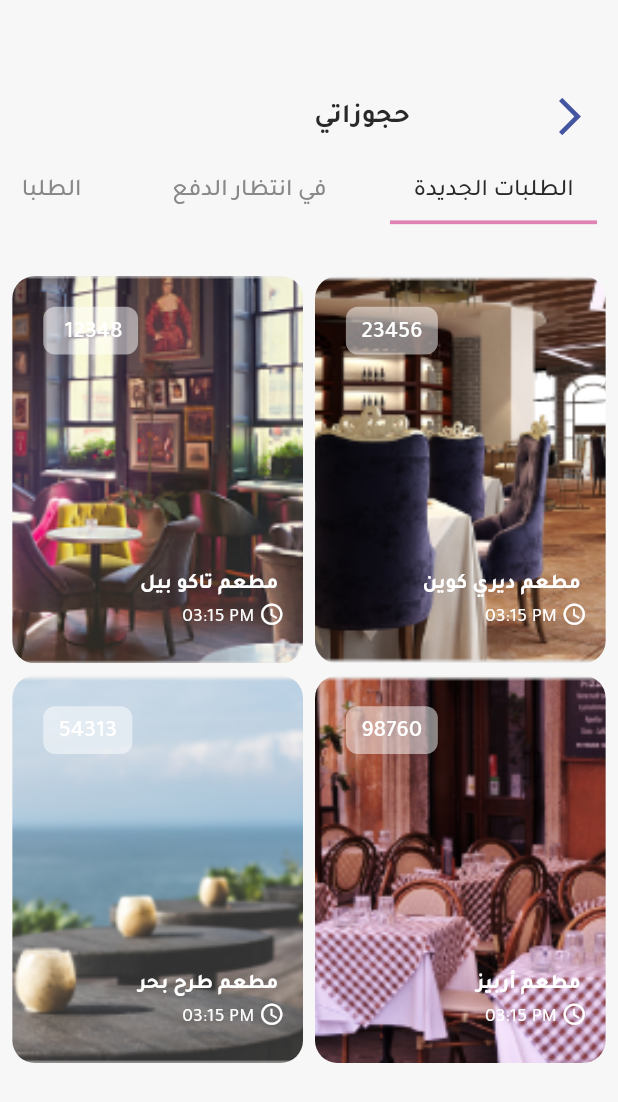
After one commit to manalhatem/tawlla, a Flutter app: the MyBookingView screen opened directly, on a phone screen of 412 x 824 dp. The commit adds this screen. Shown: the top 1102 px of the screen. Run offline on Flutter 3.47's test engine with Material 2 defaults, Android fonts, the phone set to English and light mode, and no system bars; our stand-ins replace awesome_dialog, bloc, flutter_bloc, flutter_holo_date_picker, flutter_rating_bar, percent_indicator and 2 more.

Commit message:
Booking Res

```diff
--- /dev/null
+++ b/lib/screens/about_app/views/about_app_view.dart
@@ -0,0 +1,9 @@
+import 'package:flutter/material.dart';
+class AboutAppView extends StatelessWidget {
+  const AboutAppView({Key? key}) : super(key: key);
+
+  @override
+  Widget build(BuildContext context) {
+    return Container();
+  }
+}
--- /dev/null
+++ b/lib/screens/contact_us/views/contact_us_view.dart
@@ -0,0 +1,9 @@
+import 'package:flutter/material.dart';
+class ContactUsView extends StatelessWidget {
+  const ContactUsView({Key? key}) : super(key: key);
+
+  @override
+  Widget build(BuildContext context) {
+    return Container();
+  }
+}
--- /dev/null
+++ b/lib/screens/favourites/views/favourite_view.dart
@@ -0,0 +1,9 @@
+import 'package:flutter/material.dart';
+class FavouritesView extends StatelessWidget {
+  const FavouritesView({Key? key}) : super(key: key);
+
+  @override
+  Widget build(BuildContext context) {
+    return Container();
+  }
+}
--- a/lib/screens/home/models/home_model.dart
+++ b/lib/screens/home/models/home_model.dart
@@ -13,3 +13,10 @@ List<HomeModel> resList=[
   HomeModel(img: 'assets/images/res3.png', title: 'مخبوزات', name: 'مطعم أربيز', address: 'شارع الملك عبد العزيز - جدة'),
   HomeModel(img: 'assets/images/res4.png', title: 'أسماك', name: 'مطعم طرح بحر', address: 'شارع الملك عبد العزيز - جدة'),
 ];
+
+List<HomeModel> myBookings=[
+  HomeModel(img: 'assets/images/rest1.png', title: '23456', name: 'مطعم ديري كوين', address: '03:15'),
+  HomeModel(img: 'assets/images/rest2.png', title: '12348 ', name: 'مطعم تاكو بيل', address: '03:15 '),
+  HomeModel(img: 'assets/images/res3.png', title: '98760', name: 'مطعم أربيز', address: '03:15 '),
+  HomeModel(img: 'assets/images/res4.png', title: '54313', name: 'مطعم طرح بحر', address: '03:15 '),
+];
--- a/lib/screens/home/widgets/bottom_sheet.dart
+++ b/lib/screens/home/widgets/bottom_sheet.dart
@@ -3,8 +3,24 @@ import 'package:twlla/components/custom_text.dart';
 import 'package:twlla/components/style/color.dart';
 import 'package:twlla/components/style/size.dart';
 
+import '../../about_app/views/about_app_view.dart';
+import '../../auth/login/view/login.dart';
+import '../../auth/rules/rule_view.dart';
+import '../../contact_us/views/contact_us_view.dart';
 import '../../edite_profile/views/edit_profile_view.dart';
+import '../../favourites/views/favourite_view.dart';
+import '../../my_booking/views/my_booking_view.dart';
+import '../../my_wallt/views/my_walt_view.dart';
 import 'row_bottom.dart';
+List<Widget> myViews=[
+   MyBookingView(),
+  const FavouritesView(),
+  const MyWaltView(),
+  const ContactUsView(),
+  const AboutAppView(),
+  const RuleView(),
+  const LoginView(),
+];
 void modalBottomSheetMenu(context){
   showModalBottomSheet(
       context: context,
@@ -61,8 +77,15 @@ void modalBottomSheetMenu(context){
                       physics: const BouncingScrollPhysics(),
                         itemCount: rowModel.length,
                         itemBuilder: (context,index){
-                      return RowBottom(text: rowModel[index].text,icon: rowModel[index].icon,
-                      select: rowModel[index].select,);
+                      return GestureDetector(
+                        onTap: (){
+                          Navigator.push(context, MaterialPageRoute(builder: (_){
+                            return myViews[index];
+                          }));
+                        },
+                        child: RowBottom(text: rowModel[index].text,icon: rowModel[index].icon,
+                        select: rowModel[index].select,),
+                      );
                     }),
                   ),
 
--- a/lib/screens/home/widgets/row_bottom.dart
+++ b/lib/screens/home/widgets/row_bottom.dart
@@ -41,6 +41,7 @@ List<RowModel> rowModel=[
   RowModel(text: 'محفظتي', select: false,icon: Icons.wallet_membership),
   RowModel(text: 'اتصل بنا', select: false,icon: Icons.settings_phone_sharp),
   RowModel(text: 'عن التطبيق', select: false,icon: Icons.app_registration),
-  RowModel(text: 'تسجيل خروج', select: false,icon: Icons.logout_outlined),
+  RowModel(text: 'الشروط والاحكام', select: false,icon: Icons.file_open_outlined),
+  RowModel(text: 'تسجيل خروج', select: false,icon: Icons.exit_to_app_rounded),
 
 ];
--- /dev/null
+++ b/lib/screens/my_booking/views/my_booking_view.dart
@@ -0,0 +1,95 @@
+import 'package:flutter/material.dart';
+
+import '../../../components/custom_text.dart';
+import '../../../components/style/color.dart';
+import '../../../components/style/size.dart';
+import '../../home/models/home_model.dart';
+import '../widgets/custom_bookins_row.dart';
+import '../widgets/custom_gride_element.dart';
+class MyBookingView extends StatefulWidget {
+   MyBookingView({Key? key}) : super(key: key);
+   int currentIndexx=0;
+
+  @override
+  State<MyBookingView> createState() => _MyBookingViewState();
+}
+
+class _MyBookingViewState extends State<MyBookingView> {
+  @override
+  Widget build(BuildContext context) {
+    return Scaffold(
+      backgroundColor: AppColor.backGroundColor,
+      body: Padding(
+        padding:  EdgeInsets.symmetric(vertical: height(context)*0.065, horizontal:height(context)*0.01 ),
+        child: Column(
+          children: [
+            Row(
+              mainAxisAlignment: MainAxisAlignment.end,
+              children: [
+                Padding(
+                  padding:EdgeInsets.only(top: height(context)*0.005,),
+                  child: CustomText(text: 'حجوزاتي', color:AppColor.blackColor,fontFam: FontWeight.bold,size: 18,),
+                ),
+                SizedBox(width: width(context)*0.2,),
+                IconButton(onPressed: (){
+                  Navigator.pop(context);
+                }, icon: Icon(Icons.arrow_forward_ios, color: AppColor.purpleColor,size: 30,)),
+
+              ],
+            ),
+            SizedBox(height: height(context)*0.02,),
+            Padding(
+              padding: EdgeInsets.symmetric(horizontal:width(context)*0.014),
+              child: SizedBox(
+                height: height(context)*0.08,
+                child: Directionality(
+                  textDirection: TextDirection.rtl,
+                  child: ListView.separated(
+                    physics: const BouncingScrollPhysics(),
+                      itemCount: 5,
+                      scrollDirection: Axis.horizontal,
+                      itemBuilder: (context, index){
+                        return GestureDetector(
+                            onTap: (){
+                              setState(() {
+                                widget.currentIndexx=index;
+                                // print(index);
+                                // print('--'+'${widget.currentIndexx}');
+                              });
+                            },
+                            child: CustomBookingRow(curindex:widget.currentIndexx,index: index,));
+                  }, separatorBuilder: (BuildContext context, int index){
+                      return  SizedBox(width: width(context)*0.06,);
+                  },),
+                ),
+              ),
+            ),
+            Expanded(
+              child: Directionality(
+                textDirection: TextDirection.rtl,
+                child: GridView.builder(
+                    gridDelegate: const SliverGridDelegateWithFixedCrossAxisCount(
+                    crossAxisCount: 2,
+                      crossAxisSpacing: 8,
+                      mainAxisSpacing: 8,
+                      childAspectRatio: .75
+                ),
+                    itemCount:
+                    myBookings.length - widget.currentIndexx,
+                    itemBuilder: (context, index){
+                  return CustomElementGride(
+                    img: myBookings[index].img, title: myBookings[index].title,
+                    name: myBookings[index].name, address: myBookings[index].address,
+
+                  );;
+                }),
+              ),
+            ),
+
+
+          ],
+        ),
+      ),
+    );
+  }
+}
--- /dev/null
+++ b/lib/screens/my_booking/widgets/custom_bookins_row.dart
@@ -0,0 +1,32 @@
+import 'package:flutter/material.dart';
+
+import '../../../components/custom_text.dart';
+import '../../../components/style/color.dart';
+import '../../../components/style/size.dart';
+class CustomBookingRow extends StatelessWidget {
+   CustomBookingRow({Key? key , required this.curindex, required this.index}) : super(key: key);
+   int curindex;
+   int index;
+
+  @override
+  Widget build(BuildContext context) {
+    return Column(
+        children:[
+          CustomText(size: 16,text: names[index], color:curindex==index? AppColor.blackColor:AppColor.grayColor, fontFam: FontWeight.w500,),
+          SizedBox(height: height(context)*0.012,),
+          Container(
+            width: width(context)*0.335,
+            height: 2.5,
+            color:curindex==index? AppColor.pinkColor:AppColor.backGroundColor,
+          )
+        ] );
+  }
+
+  List<String> names=[
+    'الطلبات الجديدة',
+    'في انتظار الدفع',
+    'الطلبات الجارية',
+    'الطلبات المكتملة',
+    'الطلبات الملغاة'
+  ];
+}
--- /dev/null
+++ b/lib/screens/my_booking/widgets/custom_gride_element.dart
@@ -0,0 +1,81 @@
+import 'package:flutter/material.dart';
+
+import '../../../components/custom_text.dart';
+import '../../../components/style/color.dart';
+import '../../../components/style/size.dart';
+import '../../res_detail/views/res_details.dart';
+class CustomElementGride extends StatelessWidget {
+  CustomElementGride({required this.img, required this.title, required this.name, required this.address, super.key});
+  String img;
+  String title;
+  String name;
+  String address;
+
+  @override
+  Widget build(BuildContext context) {
+    return GestureDetector(
+      onTap: (){
+        // Navigator.push(context, MaterialPageRoute(builder: (context){
+        //   return ResDetails(img: img, address: address, name: name,);
+        // }));
+      },
+      child: Stack(
+        children: [
+          Container(
+            decoration: BoxDecoration(
+              borderRadius: BorderRadius.circular(15),
+              image:  DecorationImage(
+                  image: AssetImage(img,),
+                  fit: BoxFit.cover
+              ),
+            ),
+          ),
+          Positioned(
+            top: height(context)*0.025,
+            left: height(context)*0.025,
+            child: Container(
+              padding: EdgeInsets.only(top:width(context)*0.019,
+                  bottom:width(context)*0.012,right:
+              width(context)*0.025,left: width(context)*0.025 ),
+              decoration: BoxDecoration(
+                  color: Colors.white.withOpacity(.5),
+                  borderRadius: BorderRadius.circular(8)
+              ),
+              child: CustomText(text: title, color: AppColor.whiteColor,size: 16,fontFam: FontWeight.w500,),
+            ),
+          ),
+          Positioned(
+            bottom: height(context)*0.027,
+            right: width(context)*0.01,
+            child: Column(
+              crossAxisAlignment: CrossAxisAlignment.start,
+              children: [
+                Padding(
+                  padding:  EdgeInsets.symmetric(horizontal: height(context)*0.015),
+                  child: CustomText(text: name, color: AppColor.whiteColor,size: 14,fontFam: FontWeight.bold,),
+                ),
+                Padding(
+                  padding:EdgeInsets.symmetric(horizontal: height(context)*0.01),
+                  child: Row(
+                    children: [
+                      Icon(Icons.access_time,color: AppColor.whiteColor,size: 17,),
+                      Padding(
+                        padding: const EdgeInsets.only(top: 5.0),
+                        child: CustomText(text: ' PM ', color: AppColor.whiteColor,size: 13,),
+                      ),
+                      Padding(
+                        padding:  const EdgeInsets.only(top: 5.0),
+                        child: CustomText(text: address, color: AppColor.whiteColor,size: 13,),
+                      ),
+                    ],
+                  ),
+                ),
+              ],
+            ),
+          )
+        ],
+      ),
+    );
+  }
+
+}
--- /dev/null
+++ b/lib/screens/my_wallt/views/my_walt_view.dart
@@ -0,0 +1,9 @@
+import 'package:flutter/material.dart';
+class MyWaltView extends StatelessWidget {
+  const MyWaltView({Key? key}) : super(key: key);
+
+  @override
+  Widget build(BuildContext context) {
+    return Container();
+  }
+}
--- a/lib/screens/notification/view/notification_view.dart
+++ b/lib/screens/notification/view/notification_view.dart
@@ -20,7 +20,7 @@ class NotificationView extends StatelessWidget {
               children: [
                 Padding(
                   padding:EdgeInsets.only(top: height(context)*0.005,),
-                  child: CustomText(text: 'الإشعارات', color:AppColor.blackColor,fontFam: FontWeight.bold,size: 21,),
+                  child: CustomText(text: 'الإشعارات', color:AppColor.blackColor,fontFam: FontWeight.bold,size: 19,),
                 ),
                 SizedBox(width: width(context)*0.2,),
                 IconButton(onPressed: (){
```
